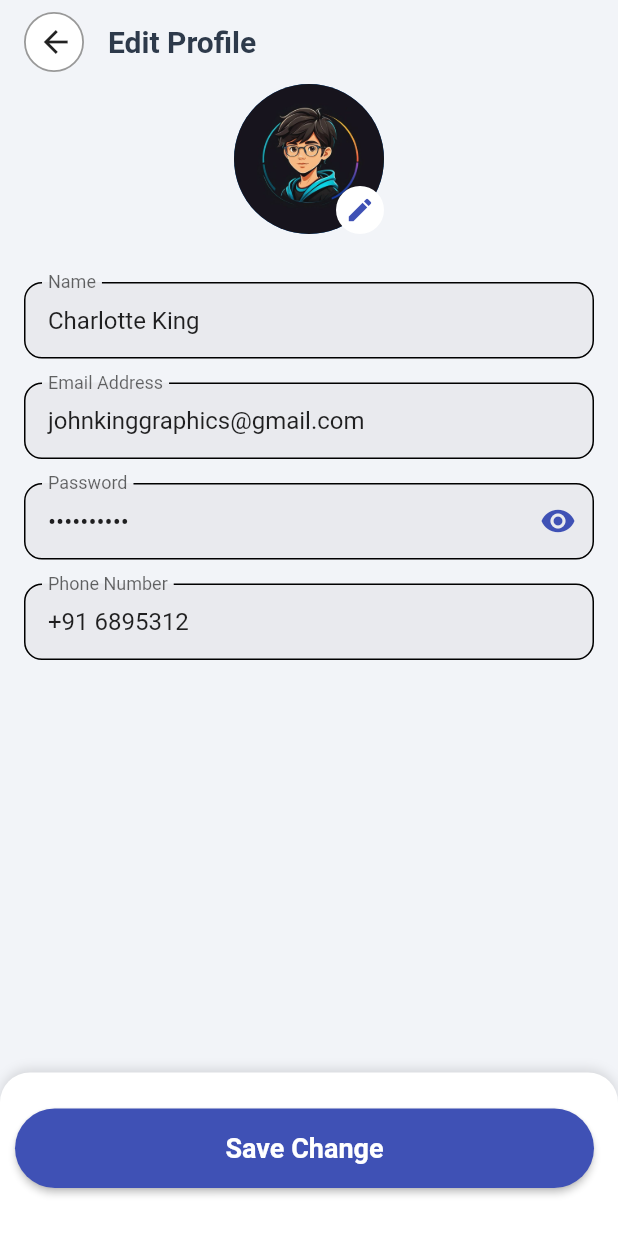
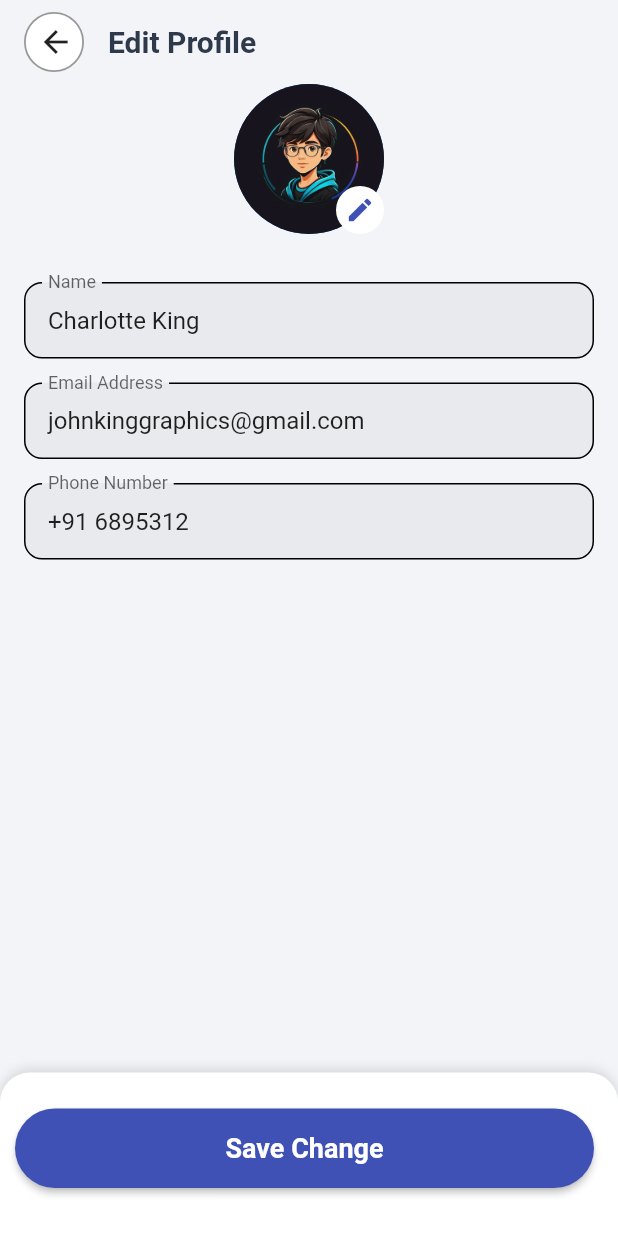
Before and after one commit to NONG-PHLOEUT-GITHUB/sports-venue-booking-app, a Flutter app: the screen it shows after launch, item 4 of the bottom bar chosen, after a tap on the "edit" icon, on a phone screen of 412 x 824 dp. Run offline on Flutter 3.47's test engine with Material 3 defaults, Android fonts, the phone set to English and light mode, and no system bars; our stand-ins replace carousel_slider, get, get_storage, intl_phone_field, pin_code_fields, shared_preferences; network calls fail.

Commit message:
update tranlate

```diff
--- a/frontend/lib/controllers/theme_controller.dart
+++ b/frontend/lib/controllers/theme_controller.dart
@@ -1,12 +1,15 @@
 import 'package:get/get.dart';
 import 'package:flutter/material.dart';
 import 'package:get_storage/get_storage.dart';
+import 'dart:async';
+import 'package:frontend/l10n/app_localizations.dart';
 
 class ThemeController extends GetxController {
   final _storage = GetStorage();
   final _key = 'themeMode';
+  Rx<ThemeMode> themeMode = ThemeMode.system.obs;
+  Timer? _timer;
 
-  Rx<ThemeMode> themeMode = ThemeMode.system.obs;
 
   @override
   void onInit() {
@@ -14,10 +17,22 @@ class ThemeController extends GetxController {
     _loadThemeMode();
   }
 
+  @override
+  void onClose() {
+    _timer?.cancel();
+    super.onClose();
+  }
+
   void changeThemeMode(ThemeMode mode) {
     themeMode.value = mode;
     Get.changeThemeMode(mode);
     _saveThemeMode(mode);
+    if (mode == ThemeMode.system) {
+      _startAutoThemeTimer(); // check periodically
+      _applyTimeBasedTheme(); // apply immediately
+    } else {
+      _timer?.cancel(); // stop timer if not using system mode
+    }
   }
 
   // Placeholder for loading theme from storage
@@ -25,14 +40,12 @@ class ThemeController extends GetxController {
     final savedMode = _storage.read<String>(_key);
 
     if (savedMode == 'light') {
-      themeMode.value = ThemeMode.light;
+      changeThemeMode(ThemeMode.light);
     } else if (savedMode == 'dark') {
-      themeMode.value = ThemeMode.dark;
+      changeThemeMode(ThemeMode.dark);
     } else {
-      themeMode.value = ThemeMode.system;
+      changeThemeMode(ThemeMode.system);
     }
-
-    Get.changeThemeMode(themeMode.value);
   }
 
   // Placeholder for saving theme to storage
@@ -47,16 +60,33 @@ class ThemeController extends GetxController {
     _storage.write(_key, modeStr);
   }
 
+  void _startAutoThemeTimer() {
+    _timer?.cancel(); // clear previous timer
+    _timer = Timer.periodic(const Duration(minutes: 30), (_) {
+      _applyTimeBasedTheme();
+    });
+  }
+
+  void _applyTimeBasedTheme() {
+    final hour = DateTime.now().hour;
+    if (hour >= 18 || hour < 6) {
+      Get.changeThemeMode(ThemeMode.dark);
+    } else {
+      Get.changeThemeMode(ThemeMode.light);
+    }
+  }
+
+
   // Label for display (On, Off, System)
-  String get themeModeLabel {
-    switch (themeMode.value) {
+  String getModeLabel(ThemeMode mode, BuildContext context) {
+    switch (mode) {
       case ThemeMode.dark:
-        return 'On';
+        return AppLocalizations.of(context)!.on;
       case ThemeMode.light:
-        return 'Off';
+        return AppLocalizations.of(context)!.off;
       case ThemeMode.system:
       default:
-        return 'System';
+        return AppLocalizations.of(context)!.system;
     }
   }
 }
--- a/frontend/lib/l10n/app_localizations.dart
+++ b/frontend/lib/l10n/app_localizations.dart
@@ -476,12 +476,6 @@ abstract class AppLocalizations {
   /// **'Language'**
   String get language;
 
-  /// Bottom navigation tab for user account
-  ///
-  /// In en, this message translates to:
-  /// **'Edit Profile'**
-  String get editAccount;
-
   /// Title for payment options screen
   ///
   /// In en, this message translates to:
@@ -542,12 +536,6 @@ abstract class AppLocalizations {
   /// **'Tap to pay with ACLEDA mobile'**
   String get tapToPayWithACLEDA;
 
-  /// KHQR method label
-  ///
-  /// In en, this message translates to:
-  /// **'KHQR'**
-  String get khqr;
-
   /// Subtitle for KHQR method
   ///
   /// In en, this message translates to:
@@ -565,6 +553,18 @@ abstract class AppLocalizations {
   /// In en, this message translates to:
   /// **'Check Out'**
   String get checkOut;
+
+  /// KHQR method label
+  ///
+  /// In en, this message translates to:
+  /// **'Transfer Amount'**
+  String get transferAmount;
+
+  /// KHQR method label
+  ///
+  /// In en, this message translates to:
+  /// **'Additional Cost'**
+  String get addCost;
 
   /// Title shown after successful payment
   ///
@@ -673,6 +673,30 @@ abstract class AppLocalizations {
   /// In en, this message translates to:
   /// **'Change Password'**
   String get changePassword;
+
+  /// No description provided for @darkMode.
+  ///
+  /// In en, this message translates to:
+  /// **'Dark Mode'**
+  String get darkMode;
+
+  /// No description provided for @system.
+  ///
+  /// In en, this message translates to:
+  /// **'System'**
+  String get system;
+
+  /// No description provided for @on.
+  ///
+  /// In en, this message translates to:
+  /// **'On'**
+  String get on;
+
+  /// No description provided for @off.
+  ///
+  /// In en, this message translates to:
+  /// **'Off'**
+  String get off;
 }
 
 class _AppLocalizationsDelegate
--- a/frontend/lib/screens/account_screen.dart
+++ b/frontend/lib/screens/account_screen.dart
@@ -6,6 +6,7 @@ import 'package:shared_preferences/shared_preferences.dart';
 import 'package:frontend/screens/edite_account.dart';
 import 'package:frontend/screens/switch_language_screen.dart';
 import 'package:frontend/controllers/theme_controller.dart';
+import 'package:frontend/l10n/app_localizations.dart';
 
 class ProfilePage extends StatefulWidget {
   const ProfilePage({super.key});
@@ -28,7 +29,7 @@ class _ProfilePageState extends State<ProfilePage> {
     final prefs = await SharedPreferences.getInstance();
     if (mounted) {
       setState(() {
-        _fullName = prefs.getString('user_full_name') ?? 'Nong';
+        _fullName = prefs.getString('user_full_name') ?? 'Nong Phloeut';
         _email = prefs.getString('user_email') ?? 'nong168@gmail.com';
       });
     }
@@ -40,13 +41,27 @@ class _ProfilePageState extends State<ProfilePage> {
     Get.offAllNamed('/login');
   }
 
+  String _getThemeModeLabel(BuildContext context, ThemeMode mode) {
+    switch (mode) {
+      case ThemeMode.dark:
+        return AppLocalizations.of(context)!.on;
+      case ThemeMode.light:
+        return AppLocalizations.of(context)!.off;
+      case ThemeMode.system:
+      default:
+        return AppLocalizations.of(context)!.system;
+    }
+  }
+
+
   @override
   Widget build(BuildContext context) {
     final themeController = Get.find<ThemeController>();
     final localeController = Get.find<LocaleController>();
+    final localization = AppLocalizations.of(context)!;
 
     return Scaffold(
-      appBar: AppBar(title: const Text('Profile')),
+      appBar: AppBar(title: Text(AppLocalizations.of(context)!.account)),
       body: SingleChildScrollView(
         child: Column(
           children: [
@@ -56,14 +71,14 @@ class _ProfilePageState extends State<ProfilePage> {
               Obx(
                 () => _buildSettingsTile(
                   icon: Icons.language_outlined,
-                  title: 'Language',
+                  title: localization.language,
                   trailing: Row(
                     mainAxisSize: MainAxisSize.min,
                     children: [
                       Text(
                         localeController.locale.languageCode == 'km'
-                            ? 'Khmer'
-                            : 'English',
+                            ? AppLocalizations.of(context)!.khmer
+                            : AppLocalizations.of(context)!.english,
                         style: const TextStyle(fontWeight: FontWeight.w500),
                       ),
                       const SizedBox(width: 8),
@@ -76,11 +91,11 @@ class _ProfilePageState extends State<ProfilePage> {
               Obx(
                 () => _buildSettingsTile(
                   icon: Icons.dark_mode,
-                  title: 'Dark mode',
+                  title: AppLocalizations.of(context)!.darkMode,
                   trailing: Row(
                     mainAxisSize: MainAxisSize.min,
                     children: [
-                      Text(themeController.themeModeLabel),
+                      Text(_getThemeModeLabel(context, themeController.themeMode.value)),
                       const SizedBox(width: 8),
                       const Icon(Icons.arrow_forward_ios, size: 18),
                     ],
@@ -93,17 +108,17 @@ class _ProfilePageState extends State<ProfilePage> {
             _buildSettingsCard([
               _buildSettingsTile(
                 icon: Icons.info_outline,
-                title: 'Helps & Supports',
+                title:  AppLocalizations.of(context)!.tutorial,
                 onTap: () => debugPrint('Support'),
               ),
-              _buildSettingsTile(
-                icon: Icons.history,
-                title: 'Order History',
-                onTap: () => debugPrint('History'),
-              ),
+              // _buildSettingsTile(
+              //   icon: Icons.history,
+              //   title: 'Order History',
+              //   onTap: () => debugPrint('History'),
+              // ),
               _buildSettingsTile(
                 icon: Icons.lock,
-                title: 'Change Password',
+                title: localization.changePassword,
                 onTap: () => debugPrint('Password'),
               ),
             ]),
@@ -111,7 +126,7 @@ class _ProfilePageState extends State<ProfilePage> {
             _buildSettingsCard([
               _buildSettingsTile(
                 icon: Icons.logout,
-                title: 'Logout',
+                title: AppLocalizations.of(context)!.logout,
                 onTap: _logout,
                 isLogout: true,
               ),
@@ -156,10 +171,7 @@ class _ProfilePageState extends State<ProfilePage> {
               child: Column(
                 crossAxisAlignment: CrossAxisAlignment.start,
                 children: [
-                  Text(
-                    _fullName,
-                    style: Theme.of(context).textTheme.titleMedium,
-                  ),
+                  Text(_fullName, style: TextStyle(fontSize: 18)),
                   const SizedBox(height: 4),
                   Text(
                     _email,
--- a/frontend/lib/screens/edite_account.dart
+++ b/frontend/lib/screens/edite_account.dart
@@ -24,7 +24,6 @@ class _EditProfilePageState extends State<EditProfilePage> {
     super.initState();
     _nameController.text = 'Charlotte King';
     _emailController.text = 'johnkinggraphics@gmail.com';
-    _passwordController.text = '**********';
     _phoneController.text = '+91 6895312';
   }
 
@@ -32,7 +31,6 @@ class _EditProfilePageState extends State<EditProfilePage> {
   void dispose() {
     _nameController.dispose();
     _emailController.dispose();
-    _passwordController.dispose();
     _phoneController.dispose();
     super.dispose();
   }
@@ -62,7 +60,7 @@ class _EditProfilePageState extends State<EditProfilePage> {
     return Scaffold(
       appBar: AppBar(
         leading: CustomBackButton(),
-        title: Text(localization.editAccount),
+        title: Text(localization.editProfile),
       ),
 
       body: Column(
@@ -118,13 +116,7 @@ class _EditProfilePageState extends State<EditProfilePage> {
                     controller: _emailController,
                     keyboardType: TextInputType.emailAddress,
                   ),
-                  const SizedBox(height: 16),
-                  _buildTextField(
-                    label: localization.password,
-                    hint: '**********',
-                    controller: _passwordController,
-                    isPassword: true,
-                  ),
+
                   const SizedBox(height: 16),
                   _buildTextField(
                     label: localization.phoneNumber,
--- a/frontend/lib/screens/payment_options.dart
+++ b/frontend/lib/screens/payment_options.dart
@@ -159,19 +159,19 @@ class _PaymentPageState extends State<PaymentOptionsScreen> {
         child: Column(
           children: [
             _buildSummaryRow(
-              "Transfer Amount",
+              AppLocalizations.of(context)!.transferAmount,
               "\$${transferAmount.toStringAsFixed(2)}",
             ),
             const SizedBox(height: 10),
             _buildSummaryRow(
-              "Additional Cost",
+              AppLocalizations.of(context)!.addCost,
               "\$${additionalCost.toStringAsFixed(2)}",
             ),
             const SizedBox(height: 10),
             const Divider(height: 1, thickness: 1, color: Colors.grey),
             const SizedBox(height: 10),
             _buildSummaryRow(
-              "Total",
+              AppLocalizations.of(context)!.totalPrice,
               "\$${totalAmount.toStringAsFixed(2)}",
               isTotal: true,
             ),
```
Also changed, not shown: frontend/lib/l10n/app_en.arb (+17 -9 lines), frontend/lib/l10n/app_km.arb (+8 -6 lines), frontend/lib/l10n/app_localizations_en.dart (+18 -6 lines), frontend/lib/l10n/app_localizations_km.dart (+23 -11 lines), frontend/lib/screens/card_payment_screen.dart (+3 -4 lines), frontend/lib/screens/switch_language_screen.dart (+17 -12 lines), frontend/lib/screens/theme_screen.dart (+7 -6 lines).
